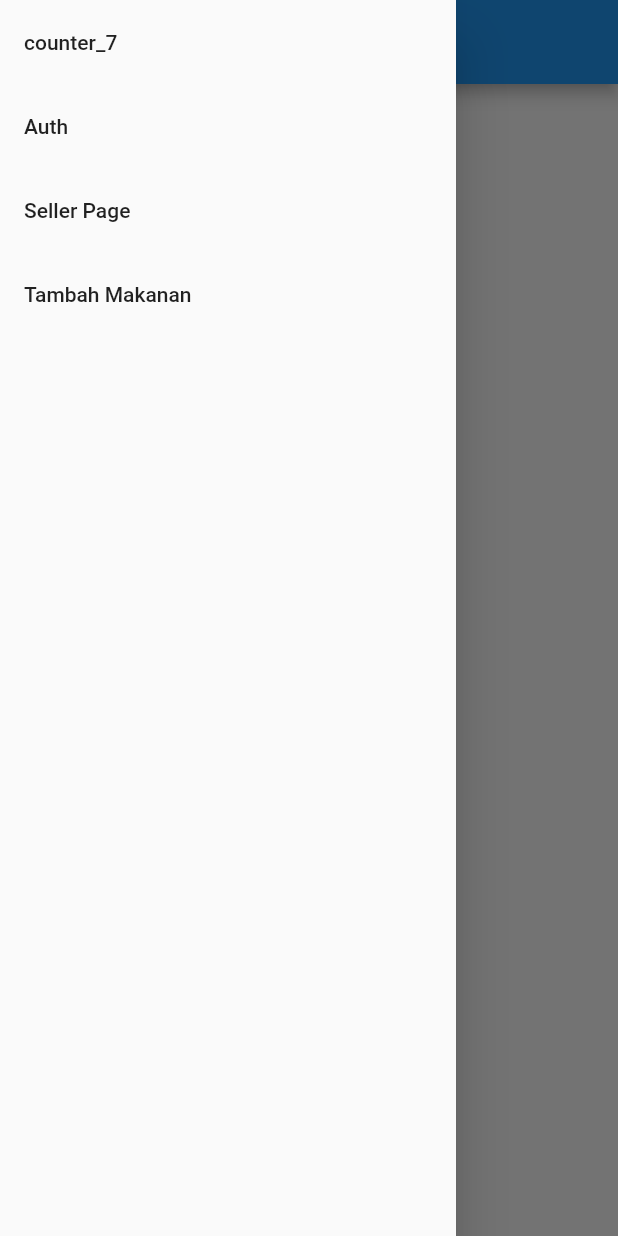
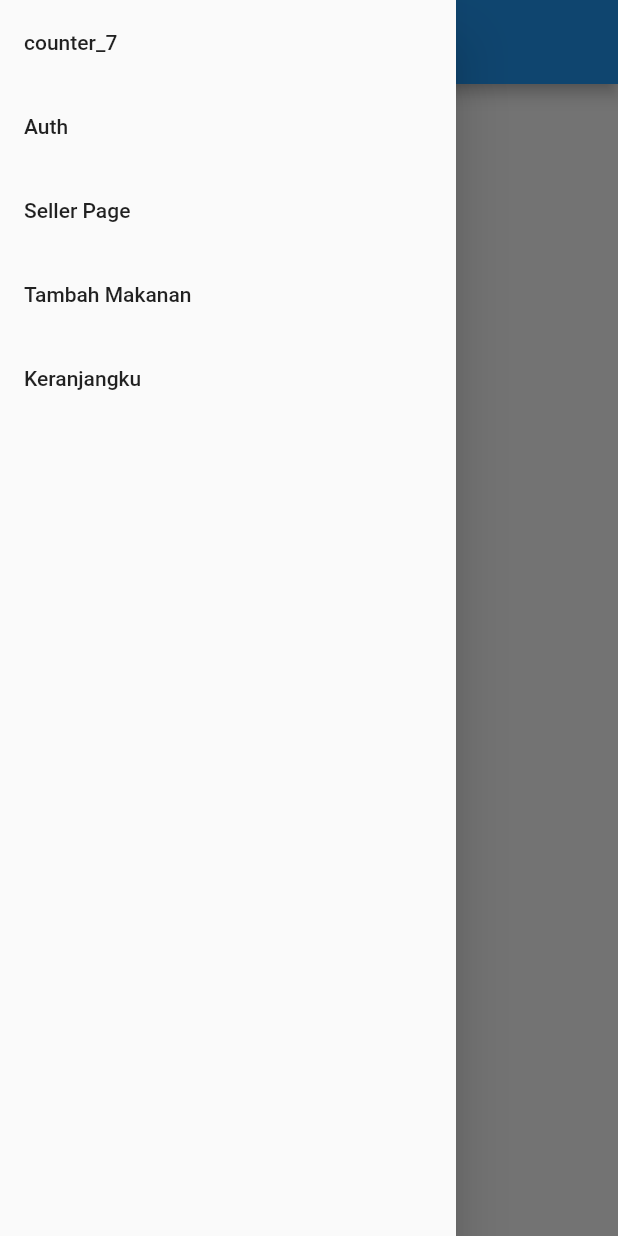
Before and after one commit to KingGedorah/share-eat, a Flutter app: the MakananPage screen opened directly, with the side drawer open, on a phone screen of 412 x 824 dp. Run offline on Flutter 3.47's test engine with Material 2 defaults, Android fonts, the phone set to English and light mode, and no system bars; missing offline and left inert: pbp_django_auth.

Commit message:
fix: fix bug

```diff
--- a/lib/drawer/drawer.dart
+++ b/lib/drawer/drawer.dart
@@ -3,6 +3,7 @@ import 'package:share_eat/form/buat_makanan.dart';
 import 'package:share_eat/main.dart';
 import 'package:share_eat/login.dart';
 import 'package:share_eat/page_makanan.dart';
+import 'package:share_eat/page/cart_page.dart';
 
 class DrawerWidget extends StatelessWidget {
   @override
@@ -53,6 +54,16 @@ class DrawerWidget extends StatelessWidget {
               );
             },
           ),
+          ListTile(
+            title: const Text('Keranjangku'),
+            onTap: () {
+              // Route menu ke halaman form
+              Navigator.pushReplacement(
+                context,
+                MaterialPageRoute(builder: (context) => const UserCartPage()),
+              );
+            },
+          ),
         ],
       ),
     );
--- a/lib/form/buat_makanan.dart
+++ b/lib/form/buat_makanan.dart
@@ -64,6 +64,7 @@ class _BuatMakananPageState extends State<BuatMakananFormPage> {
                       // Menggunakan padding sebesar 8 pixels
                       padding: const EdgeInsets.all(8.0),
                       child: TextFormField(
+                        keyboardType: TextInputType.emailAddress,
                         decoration: InputDecoration(
                           hintText: "Nama makanan",
 
--- a/lib/login.dart
+++ b/lib/login.dart
@@ -30,6 +30,11 @@ class LoginPageState extends State<LoginPage> {
           'username': username,
           'password': password1,
         });
+    // final response = await request
+    //     .login("http://127.0.0.1:8000/loginpage/login/restaurant/flutter", {
+    //   'username': username,
+    //   'password': password1,
+    // });
     if (request.loggedIn) {
       Text("Hello");
       print("worked");
@@ -47,6 +52,7 @@ class LoginPageState extends State<LoginPage> {
       // });
       // Code here will run if the login succeeded.
     } else {
+      print("not worked");
       // Code here will run if the login failed (wrong username/password).
     }
     // print(response.body);
--- /dev/null
+++ b/lib/model/cart_model.dart
@@ -0,0 +1,97 @@
+// To parse this JSON data, do
+//
+// final menuPage = menuPageFromJSOn(jsonString);
+
+import 'package:meta/meta.dart';
+import 'dart:convert';
+
+import 'package:share_eat/model/makanan_model.dart';
+
+List<CartUser> cartPageFromJson(String str) =>
+    List<CartUser>.from(json.decode(str).map((x) => CartUser.fromJson(x)));
+
+String cartPageToJson(List<CartUser> data) =>
+    json.encode(List<dynamic>.from(data.map((x) => x.toJson())));
+
+class CartUser {
+  CartUser({
+    required this.pk,
+    required this.fields,
+  });
+
+  int pk;
+  Fields fields;
+
+  factory CartUser.fromJson(Map<String, dynamic> json) => CartUser(
+        pk: json["pk"],
+        fields: Fields.fromJson(json["fields"]),
+      );
+
+  Map<String, dynamic> toJson() => {
+        "pk": pk,
+        "fields": fields.toJson(),
+      };
+}
+
+class Fields {
+  Fields({
+    required this.user,
+    required this.add_cart,
+    required this.keranjang,
+    required this.makanan,
+  });
+  int user;
+  int add_cart;
+  int keranjang;
+  Makanan makanan;
+
+  factory Fields.fromJson(Map<String, dynamic> json) => Fields(
+        user: json["user"],
+        add_cart: json["add_cart"],
+        keranjang: json["keranjang"],
+        makanan: Makanan.fromJson(json["makanan"]),
+      );
+
+  Map<String, dynamic> toJson() => {
+        "user": user,
+        "add_cart": add_cart,
+        "keranjang": keranjang,
+        "makanan": makanan,
+      };
+}
+
+class Makanan {
+  Makanan({
+    required this.name,
+    required this.seller,
+    required this.description,
+    required this.stok,
+    required this.harga,
+    required this.image,
+  });
+
+  String name;
+  String image;
+  String description;
+  String seller;
+  int harga;
+  int stok;
+
+  factory Makanan.fromJson(Map<String, dynamic> json) => Makanan(
+        name: json["name"],
+        image: json["image"],
+        description: json["description"],
+        seller: json["seller"],
+        harga: json["harga"],
+        stok: json["stok"],
+      );
+
+  Map<String, dynamic> toJson() => {
+        "name": name,
+        "image": image,
+        "description": description,
+        "seller": seller,
+        "harga": harga,
+        "stok": stok,
+      };
+}
--- /dev/null
+++ b/lib/model/catatan_model.dart
@@ -0,0 +1,55 @@
+// To parse this JSON data, do
+//
+// final menuPage = menuPageFromJSOn(jsonString);
+
+import 'package:meta/meta.dart';
+import 'dart:convert';
+
+List<CatatanUser> cartPageFromJson(String str) => List<CatatanUser>.from(
+    json.decode(str).map((x) => CatatanUser.fromJson(x)));
+
+String cartPageToJson(List<CatatanUser> data) =>
+    json.encode(List<dynamic>.from(data.map((x) => x.toJson())));
+
+class CatatanUser {
+  CatatanUser({
+    required this.model,
+    required this.pk,
+    required this.fields,
+  });
+
+  String model;
+  int pk;
+  Fields fields;
+
+  factory CatatanUser.fromJson(Map<String, dynamic> json) => CatatanUser(
+        model: json["model"],
+        pk: json["pk"],
+        fields: Fields.fromJson(json["fields"]),
+      );
+
+  Map<String, dynamic> toJson() => {
+        "model": model,
+        "pk": pk,
+        "fields": fields.toJson(),
+      };
+}
+
+class Fields {
+  Fields({
+    required this.keranjang,
+    required this.catatanPesanan,
+  });
+  int keranjang;
+  String catatanPesanan;
+
+  factory Fields.fromJson(Map<String, dynamic> json) => Fields(
+        keranjang: json["keranjang"],
+        catatanPesanan: json["catatamPesanan"],
+      );
+
+  Map<String, dynamic> toJson() => {
+        "keranjang": keranjang,
+        "catatanPesanan": catatanPesanan,
+      };
+}
--- a/lib/page_makanan.dart
+++ b/lib/page_makanan.dart
@@ -50,17 +50,20 @@ class _MakananPageState extends State<MakananPage> {
               if (snapshot.data == null) {
                 return const Center(child: CircularProgressIndicator());
               } else {
-                if (!snapshot.hasData) {
+                if (snapshot.data.length == 0) {
                   return Column(
-                    children: const [
-                      Text(
-                        "Tidak ada makanan yang terdaftar",
-                        style:
-                            TextStyle(color: Color(0xff59A5D8), fontSize: 20),
-                      ),
-                      SizedBox(height: 8),
-                    ],
-                  );
+                      mainAxisAlignment: MainAxisAlignment.center,
+                      crossAxisAlignment: CrossAxisAlignment.center,
+                      children: const [
+                        Align(
+                          alignment: Alignment.center,
+                          child: Text(
+                            "Tidak ada makanan yang terdaftar",
+                            style: TextStyle(
+                                color: Color(0xff59A5D8), fontSize: 20),
+                          ),
+                        ),
+                      ]);
                 } else {
                   return ListView.builder(
                     itemCount: snapshot.data!.length,
@@ -73,7 +76,7 @@ class _MakananPageState extends State<MakananPage> {
                             color: Colors.white,
                             borderRadius: BorderRadius.circular(15.0),
                             boxShadow: [
-                              BoxShadow(color: Colors.red, blurRadius: 2.0)
+                              BoxShadow(color: Colors.black, blurRadius: 2.0)
                             ]),
                         child: Column(
                           mainAxisAlignment: MainAxisAlignment.start,
```
Also changed, not shown: lib/page/cart_page.dart (added, +122 -0 lines), lib/page/detail_makanan.dart (+0 -13 lines).
